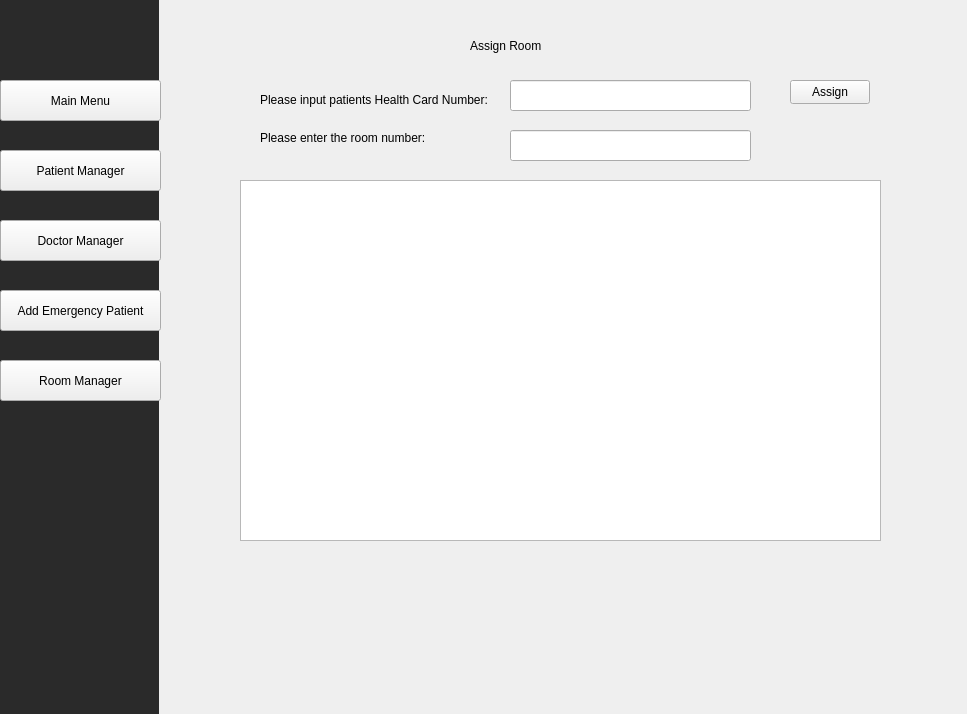
Old version of the form mainwindow.ui in the repository Jenushan44/Hospital-Manager.
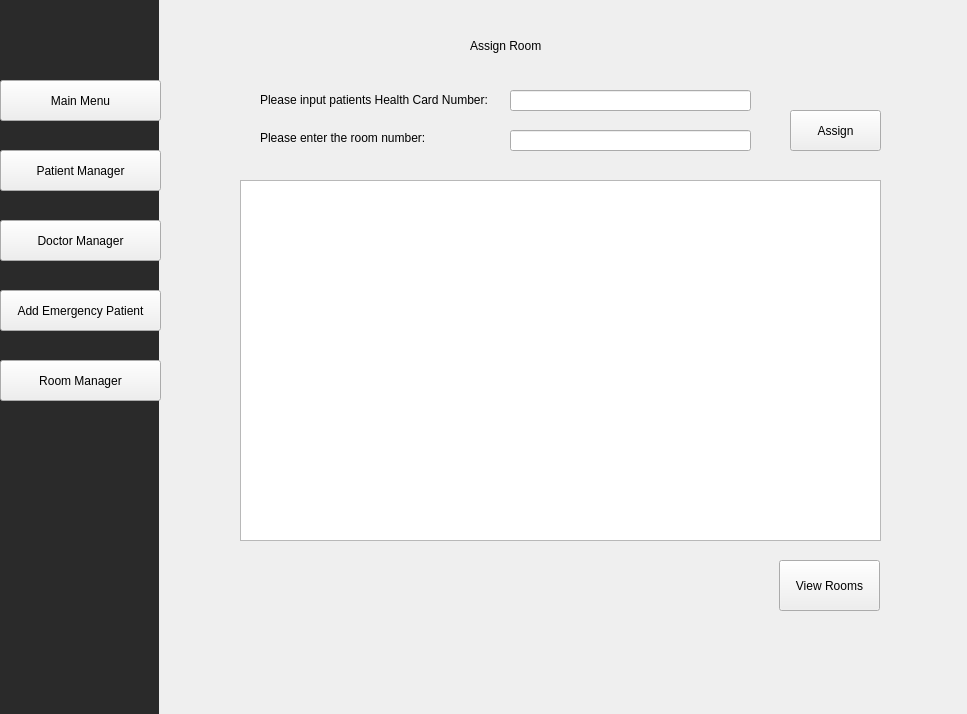
New version of the form. Icons and pictures are not drawn.

Commit message: Add table to view room information

Diff of the .ui file:
```diff
--- a/mainwindow.ui
+++ b/mainwindow.ui
@@ -1809,9 +1809,9 @@
       <property name="geometry">
        <rect>
         <x>330</x>
-        <y>80</y>
+        <y>90</y>
         <width>241</width>
-        <height>31</height>
+        <height>21</height>
        </rect>
       </property>
      </widget>
@@ -1829,9 +1829,9 @@
       <property name="geometry">
        <rect>
         <x>610</x>
-        <y>80</y>
-        <width>80</width>
-        <height>24</height>
+        <y>110</y>
+        <width>91</width>
+        <height>41</height>
        </rect>
       </property>
       <property name="text">
@@ -1857,10 +1857,23 @@
         <x>330</x>
         <y>130</y>
         <width>241</width>
-        <height>31</height>
+        <height>21</height>
        </rect>
       </property>
      </widget>
+     <widget class="QPushButton" name="viewRoomTableButton">
+      <property name="geometry">
+       <rect>
+        <x>599</x>
+        <y>560</y>
+        <width>101</width>
+        <height>51</height>
+       </rect>
+      </property>
+      <property name="text">
+       <string>View Rooms</string>
+      </property>
+     </widget>
     </widget>
     <widget class="QWidget" name="page_12">
      <widget class="QLabel" name="label_56">
```
Left out of the diff: 2 changed lines with no effect on the pictures. The commit also changes 4 other files.
